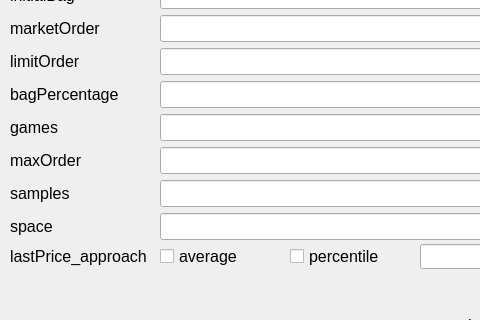
Before: the Qt Designer form example.ui in lucasmoroliv/ta_machine, drawn with Qt 5; both pictures show x 0 to 480 and y 226 to 546 of the 1206 by 835 pixel window.
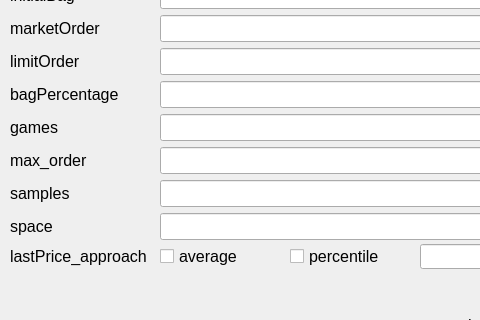
After: the same form once the commit is applied.

Diff of the .ui file:
```diff
--- a/example.ui
+++ b/example.ui
@@ -503,7 +503,7 @@
         <bool>false</bool>
        </property>
        <property name="text">
-        <string>maxOrder</string>
+        <string>max_order</string>
        </property>
       </widget>
      </item>
```
Left out of the diff: 2 changed lines with no effect on the pictures.
